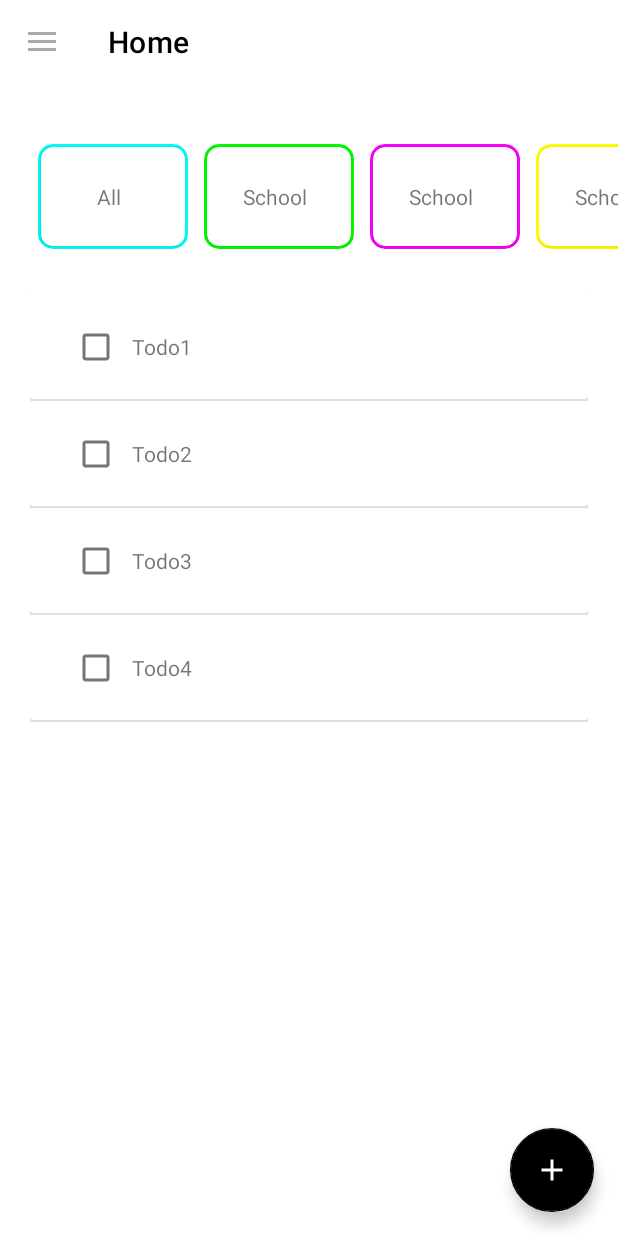
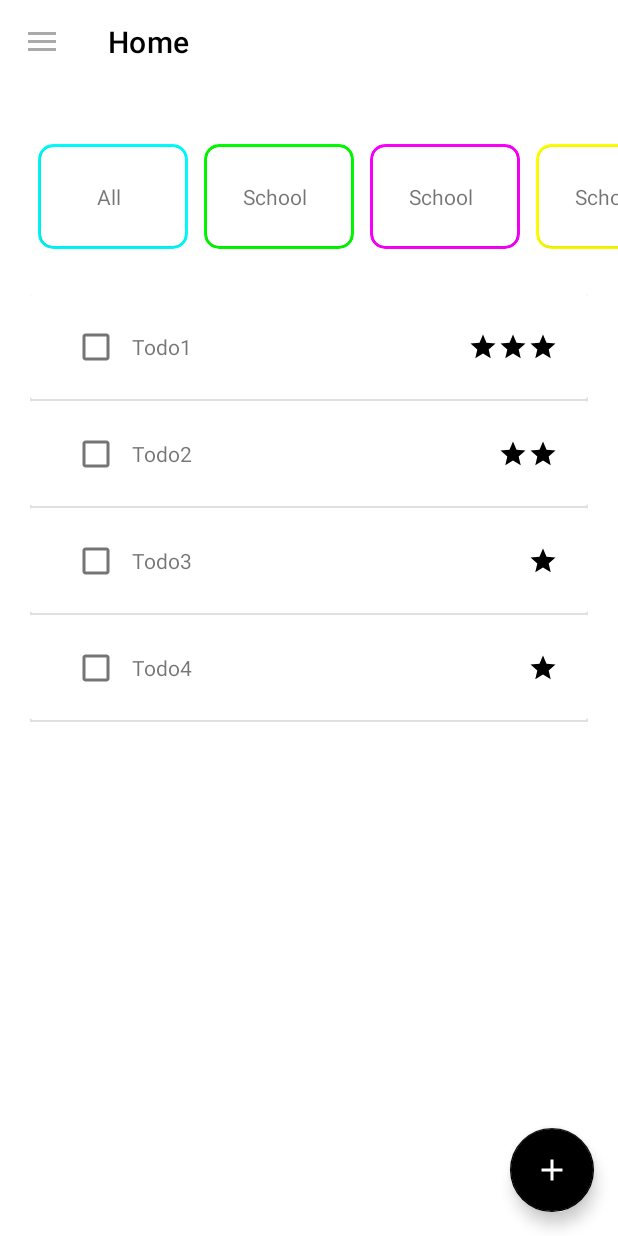
Before and after one commit to ercanpalta/ToDoApp-Android, an Android app: the screen it shows after launch (MainActivity), on a phone screen of 412 x 824 dp. Run offline under Robolectric (Android 15) with nearby library versions, the phone set to English and light mode, and no system bars; our stand-ins replace navigation-ui.

```diff
--- a/app/src/main/java/com/ercanpalta/todo/adapter/HomeAdapter.kt
+++ b/app/src/main/java/com/ercanpalta/todo/adapter/HomeAdapter.kt
@@ -1,12 +1,17 @@
 package com.ercanpalta.todo.adapter
 
+import android.graphics.drawable.Icon
 import android.view.LayoutInflater
 import android.view.View
 import android.view.ViewGroup
 import android.widget.CheckBox
+import android.widget.ImageView
+import android.widget.LinearLayout
 import android.widget.TextView
+import androidx.core.view.get
 import androidx.recyclerview.widget.RecyclerView
 import com.ercanpalta.todo.R
+import com.ercanpalta.todo.enums.Priority
 import com.ercanpalta.todo.model.ToDo
 
 class HomeAdapter (private val dataSet: ArrayList<ToDo>): RecyclerView.Adapter<HomeAdapter.ViewHolder>() {
@@ -14,10 +19,16 @@ class HomeAdapter (private val dataSet: ArrayList<ToDo>): RecyclerView.Adapter<H
     class ViewHolder(view: View): RecyclerView.ViewHolder(view){
         val textView: TextView
         var checkBox = CheckBox(view.context)
+        var imageView1:ImageView = ImageView(view.context)
+        var imageView2:ImageView = ImageView(view.context)
+        var imageView3:ImageView = ImageView(view.context)
 
         init {
             textView = view.findViewById(R.id.task_text)
             checkBox = view.findViewById(R.id.checkbox)
+            imageView1 = view.findViewById(R.id.imageView1)
+            imageView2 = view.findViewById(R.id.imageView2)
+            imageView3 = view.findViewById(R.id.imageView3)
         }
     }
 
@@ -40,6 +51,16 @@ class HomeAdapter (private val dataSet: ArrayList<ToDo>): RecyclerView.Adapter<H
 
             }
         }
+
+        when(dataSet[position].priority){
+            Priority.LOW -> {}
+            Priority.MEDIUM ->
+                holder.imageView2.visibility = View.VISIBLE
+            Priority.HIGH -> {
+                holder.imageView1.visibility = View.VISIBLE
+                holder.imageView2.visibility = View.VISIBLE
+            }
+        }
     }
 
     override fun getItemCount(): Int {
--- /dev/null
+++ b/app/src/main/java/com/ercanpalta/todo/enums/Priority.kt
@@ -0,0 +1,5 @@
+package com.ercanpalta.todo.enums
+
+enum class Priority {
+    LOW, MEDIUM, HIGH
+}
--- a/app/src/main/java/com/ercanpalta/todo/model/ToDo.kt
+++ b/app/src/main/java/com/ercanpalta/todo/model/ToDo.kt
@@ -1,5 +1,7 @@
 package com.ercanpalta.todo.model
 
-data class ToDo(var task:String, var isCompleted: Boolean = false){
+import com.ercanpalta.todo.enums.Priority
+
+data class ToDo(var task:String, var priority: Priority = Priority.LOW, var isCompleted: Boolean = false){
     var uid = 0
 }
--- a/app/src/main/java/com/ercanpalta/todo/viewmodel/HomeViewModel.kt
+++ b/app/src/main/java/com/ercanpalta/todo/viewmodel/HomeViewModel.kt
@@ -6,6 +6,7 @@ import androidx.lifecycle.LiveData
 import androidx.lifecycle.MutableLiveData
 import androidx.lifecycle.ViewModel
 import com.ercanpalta.todo.R
+import com.ercanpalta.todo.enums.Priority
 import com.ercanpalta.todo.model.TaskList
 import com.ercanpalta.todo.model.ToDo
 
@@ -20,9 +21,9 @@ class HomeViewModel : ViewModel() {
 
 
     fun updateData(){
-        val todo1 = ToDo("Todo1")
-        val todo2 = ToDo("Todo2")
-        val todo3 = ToDo("Todo3")
+        val todo1 = ToDo("Todo1", Priority.HIGH)
+        val todo2 = ToDo("Todo2", Priority.MEDIUM)
+        val todo3 = ToDo("Todo3", Priority.LOW)
         val todo4 = ToDo("Todo4")
 
         val list1 = TaskList<ToDo>("All", Color.CYAN)
--- /dev/null
+++ b/app/src/main/res/drawable/ic_star_20.xml
@@ -0,0 +1,5 @@
+<vector android:height="20dp" android:tint="#000000"
+    android:viewportHeight="24" android:viewportWidth="24"
+    android:width="20dp" xmlns:android="http://schemas.android.com/apk/res/android">
+    <path android:fillColor="@android:color/white" android:pathData="M12,17.27L18.18,21l-1.64,-7.03L22,9.24l-7.19,-0.61L12,2 9.19,8.63 2,9.24l5.46,4.73L5.82,21z"/>
+</vector>
--- a/app/src/main/res/layout/row_item.xml
+++ b/app/src/main/res/layout/row_item.xml
@@ -31,6 +31,36 @@
                 app:layout_constraintStart_toEndOf="@id/checkbox"
                 app:layout_constraintTop_toTopOf="parent"
                 tools:text="Task to do" />
+
+
+            <LinearLayout
+                android:id="@+id/priority_layout"
+                android:layout_width="wrap_content"
+                android:layout_height="wrap_content"
+                android:layout_marginEnd="20dp"
+                android:orientation="horizontal"
+                app:layout_constraintBottom_toBottomOf="parent"
+                app:layout_constraintEnd_toEndOf="parent"
+                app:layout_constraintTop_toTopOf="parent" >
+
+                <ImageView
+                    android:id="@+id/imageView1"
+                    android:visibility="invisible"
+                    android:layout_width="wrap_content"
+                    android:layout_height="wrap_content"
+                    android:src="@drawable/ic_star_20"/>
+                <ImageView
+                    android:id="@+id/imageView2"
+                    android:visibility="invisible"
+                    android:layout_width="wrap_content"
+                    android:layout_height="wrap_content"
+                    android:src="@drawable/ic_star_20"/>
+                <ImageView
+                    android:id="@+id/imageView3"
+                    android:layout_width="wrap_content"
+                    android:layout_height="wrap_content"
+                    android:src="@drawable/ic_star_20"/>
+            </LinearLayout>
         </androidx.constraintlayout.widget.ConstraintLayout>
 
 
```
